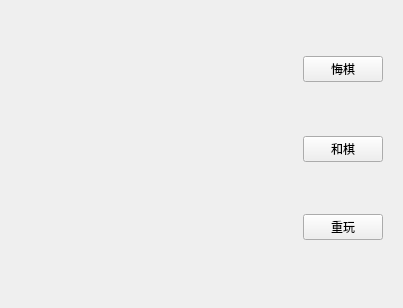
Before: the Qt Designer form chessboard.ui in Hunter-Shilin/c-Design, drawn with Qt 5.
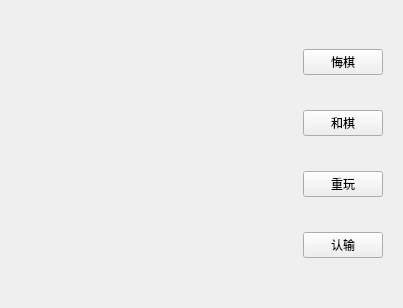
After: the same form once the commit is applied.

What changed in the file:
```diff
--- a/chessboard.ui
+++ b/chessboard.ui
@@ -13,92 +13,47 @@
   <property name="windowTitle">
    <string>Form</string>
   </property>
-  <layout class="QHBoxLayout" name="horizontalLayout">
-   <item>
+  <layout class="QGridLayout" name="gridLayout">
+   <item row="0" column="0">
     <widget class="QWidget" name="widget_2" native="true"/>
    </item>
-   <item>
+   <item row="0" column="1">
     <widget class="QWidget" name="widget_3" native="true"/>
    </item>
-   <item>
+   <item row="0" column="2">
     <widget class="QWidget" name="widget_4" native="true"/>
    </item>
-   <item>
+   <item row="0" column="3">
     <widget class="QWidget" name="widget" native="true">
-     <layout class="QVBoxLayout" name="verticalLayout">
-      <item>
-       <spacer name="verticalSpacer_5">
-        <property name="orientation">
-         <enum>Qt::Vertical</enum>
+     <layout class="QGridLayout" name="gridLayout_2">
+      <item row="3" column="0">
+       <widget class="QPushButton" name="pushButton_4">
+        <property name="text">
+         <string>认输</string>
         </property>
-        <property name="sizeHint" stdset="0">
-         <size>
-          <width>20</width>
-          <height>40</height>
-         </size>
-        </property>
-       </spacer>
+       </widget>
       </item>
-      <item>
+      <item row="0" column="0">
        <widget class="QPushButton" name="pushButton">
         <property name="text">
          <string>悔棋</string>
         </property>
        </widget>
       </item>
-      <item>
-       <spacer name="verticalSpacer_4">
-        <property name="orientation">
-         <enum>Qt::Vertical</enum>
-        </property>
-        <property name="sizeHint" stdset="0">
-         <size>
-          <width>20</width>
-          <height>51</height>
-         </size>
-        </property>
-       </spacer>
-      </item>
-      <item>
+      <item row="1" column="0">
        <widget class="QPushButton" name="pushButton_3">
         <property name="text">
          <string>和棋</string>
         </property>
        </widget>
       </item>
-      <item>
-       <spacer name="verticalSpacer_3">
-        <property name="orientation">
-         <enum>Qt::Vertical</enum>
-        </property>
-        <property name="sizeHint" stdset="0">
-         <size>
-          <width>20</width>
-          <height>50</height>
-         </size>
-        </property>
-       </spacer>
-      </item>
-      <item>
+      <item row="2" column="0">
        <widget class="QPushButton" name="pushButton_2">
         <property name="text">
          <string>重玩</string>
         </property>
        </widget>
       </item>
-      <item>
-       <spacer name="verticalSpacer">
-        <property name="orientation">
-         <enum>Qt::Vertical</enum>
-        </property>
-        <property name="sizeHint" stdset="0">
-         <size>
-          <width>20</width>
-          <height>51</height>
-         </size>
-        </property>
-       </spacer>
-      </item>
      </layout>
     </widget>
    </item>
```
